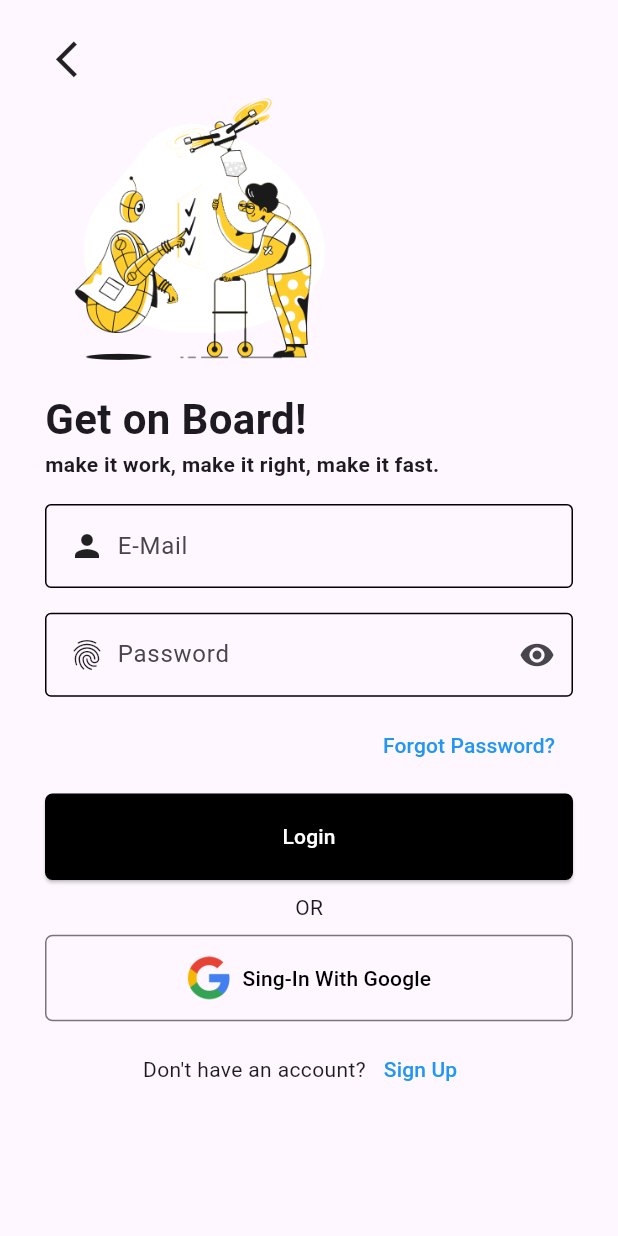
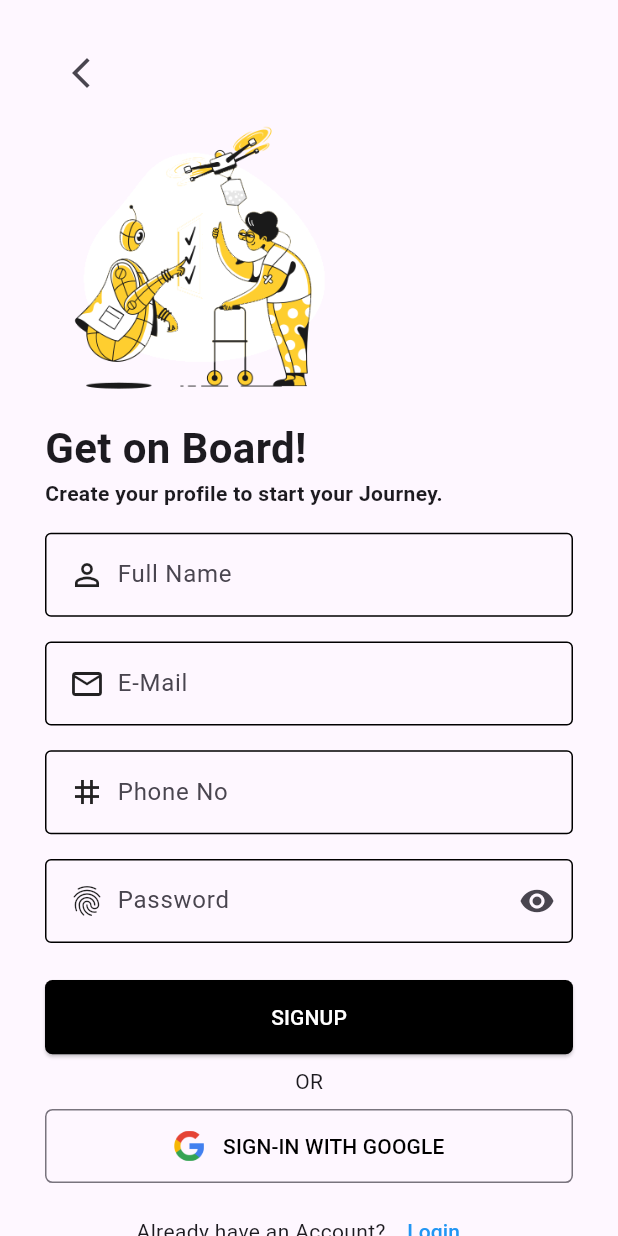
Before and after one commit to Chanachai04/dti_sau_project, a Flutter app: the SignupUI screen opened directly, on a phone screen of 412 x 824 dp. Run offline on Flutter 3.47's test engine with Material 3 defaults, Android fonts, the phone set to English and light mode, and no system bars.

Commit message:
v.4 เส็จแล้ว

```diff
--- a/lib/views/login_ui.dart
+++ b/lib/views/login_ui.dart
@@ -24,9 +24,11 @@ class _LoginUIState extends State<LoginUI> {
               ),
               Align(
                 alignment: Alignment.centerLeft,
-                child: Icon(
-                  Icons.arrow_back_ios_new,
-                  size: MediaQuery.of(context).size.width * 0.07,
+                child: IconButton(
+                  onPressed: () {
+                    Navigator.pop(context);
+                  },
+                  icon: Icon(Icons.arrow_back_ios_new),
                 ),
               ),
               Align(
@@ -118,7 +120,7 @@ class _LoginUIState extends State<LoginUI> {
                 style: ElevatedButton.styleFrom(
                   backgroundColor: Colors.black,
                   fixedSize: Size(MediaQuery.of(context).size.width * 1,
-                      MediaQuery.of(context).size.height * 0.07),
+                      MediaQuery.of(context).size.height * 0.06),
                   shape: RoundedRectangleBorder(
                     borderRadius: BorderRadius.circular(5),
                   ),
@@ -149,7 +151,7 @@ class _LoginUIState extends State<LoginUI> {
                 ),
                 style: OutlinedButton.styleFrom(
                   fixedSize: Size(MediaQuery.of(context).size.width * 1,
-                      MediaQuery.of(context).size.height * 0.07),
+                      MediaQuery.of(context).size.height * 0.06),
                   shape: RoundedRectangleBorder(
                     borderRadius: BorderRadius.circular(5),
                   ),
--- a/lib/views/signup_ui.dart
+++ b/lib/views/signup_ui.dart
@@ -1,3 +1,5 @@
+// ignore_for_file: sort_child_properties_last
+import 'package:dti_sau_project/views/login_ui.dart';
 import 'package:flutter/material.dart';
 
 class SignupUI extends StatefulWidget {
@@ -21,9 +23,11 @@ class _SignupUIState extends State<SignupUI> {
               ),
               Align(
                 alignment: Alignment.centerLeft,
-                child: Icon(
-                  Icons.arrow_back_ios_new,
-                  size: MediaQuery.of(context).size.width * 0.07,
+                child: IconButton(
+                  onPressed: () {
+                    Navigator.pop(context);
+                  },
+                  icon: Icon(Icons.arrow_back_ios_new),
                 ),
               ),
               Align(
@@ -46,7 +50,7 @@ class _SignupUIState extends State<SignupUI> {
               Align(
                 alignment: Alignment.centerLeft,
                 child: Text(
-                  "make it work, make it right, make it fast.",
+                  "Create your profile to start your Journey.",
                   style: TextStyle(
                     fontWeight: FontWeight.bold,
                   ),
@@ -59,11 +63,47 @@ class _SignupUIState extends State<SignupUI> {
                 decoration: InputDecoration(
                   label: Row(
                     children: [
-                      Icon(Icons.person),
+                      Icon(Icons.person_outline),
+                      SizedBox(
+                        width: MediaQuery.of(context).size.width * 0.02,
+                      ),
+                      Text("Full Name"),
+                    ],
+                  ),
+                  enabledBorder: OutlineInputBorder(),
+                  focusedBorder: OutlineInputBorder(),
+                ),
+              ),
+              SizedBox(
+                height: MediaQuery.of(context).size.height * 0.02,
+              ),
+              TextField(
+                decoration: InputDecoration(
+                  label: Row(
+                    children: [
+                      Icon(Icons.email_outlined),
                       SizedBox(
                         width: MediaQuery.of(context).size.width * 0.02,
                       ),
                       Text("E-Mail"),
+                    ],
+                  ),
+                  enabledBorder: OutlineInputBorder(),
+                  focusedBorder: OutlineInputBorder(),
+                ),
+              ),
+              SizedBox(
+                height: MediaQuery.of(context).size.height * 0.02,
+              ),
+              TextField(
+                decoration: InputDecoration(
+                  label: Row(
+                    children: [
+                      Icon(Icons.tag_sharp),
+                      SizedBox(
+                        width: MediaQuery.of(context).size.width * 0.02,
+                      ),
+                      Text("Phone No"),
                     ],
                   ),
                   enabledBorder: OutlineInputBorder(),
@@ -91,31 +131,18 @@ class _SignupUIState extends State<SignupUI> {
                 ),
               ),
               SizedBox(
-                height: MediaQuery.of(context).size.height * 0.01,
-              ),
-              Align(
-                alignment: Alignment.centerRight,
-                child: TextButton(
-                  onPressed: () {},
-                  child: Text(
-                    "Forgot Password?",
-                    style: TextStyle(color: Colors.blue),
-                  ),
-                ),
-              ),
-              SizedBox(
-                height: MediaQuery.of(context).size.height * 0.01,
+                height: MediaQuery.of(context).size.height * 0.03,
               ),
               ElevatedButton(
                 onPressed: () {},
                 child: Text(
-                  "Login",
+                  "SIGNUP",
                   style: TextStyle(color: Colors.white),
                 ),
                 style: ElevatedButton.styleFrom(
                   backgroundColor: Colors.black,
                   fixedSize: Size(MediaQuery.of(context).size.width * 1,
-                      MediaQuery.of(context).size.height * 0.07),
+                      MediaQuery.of(context).size.height * 0.06),
                   shape: RoundedRectangleBorder(
                     borderRadius: BorderRadius.circular(5),
                   ),
@@ -134,19 +161,19 @@ class _SignupUIState extends State<SignupUI> {
                   mainAxisAlignment: MainAxisAlignment.center,
                   children: [
                     Image.asset("assets/images/googlelogo.png",
-                        width: MediaQuery.of(context).size.width * 0.07),
+                        width: MediaQuery.of(context).size.width * 0.05),
                     SizedBox(
-                      width: MediaQuery.of(context).size.width * 0.02,
+                      width: MediaQuery.of(context).size.width * 0.03,
                     ),
                     Text(
-                      "Sing-In With Google",
+                      "SIGN-IN WITH GOOGLE",
                       style: TextStyle(color: Colors.black),
                     ),
                   ],
                 ),
                 style: OutlinedButton.styleFrom(
                   fixedSize: Size(MediaQuery.of(context).size.width * 1,
-                      MediaQuery.of(context).size.height * 0.07),
+                      MediaQuery.of(context).size.height * 0.06),
                   shape: RoundedRectangleBorder(
                     borderRadius: BorderRadius.circular(5),
                   ),
@@ -159,19 +186,19 @@ class _SignupUIState extends State<SignupUI> {
                 mainAxisAlignment: MainAxisAlignment.center,
                 children: [
                   Text(
-                    "Don't have an account?",
+                    "Already have an Account?",
                   ),
                   TextButton(
                       onPressed: () {
                         Navigator.push(
                           context,
                           MaterialPageRoute(
-                            builder: (context) => SignupUI(),
+                            builder: (context) => LoginUI(),
                           ),
                         );
                       },
                       child: Text(
-                        "Sign Up",
+                        "Login",
                         style: TextStyle(color: Colors.blue),
                       ))
                 ],
--- a/lib/views/welcome_ui.dart
+++ b/lib/views/welcome_ui.dart
@@ -1,7 +1,4 @@
 // ignore_for_file: sort_child_properties_last
-
-import 'dart:math';
-
 import 'package:dti_sau_project/views/login_ui.dart';
 import 'package:dti_sau_project/views/signup_ui.dart';
 import 'package:flutter/material.dart';
```
